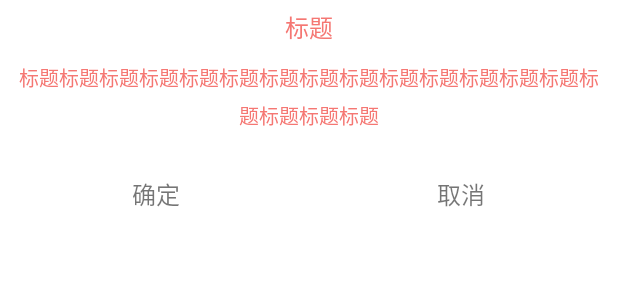
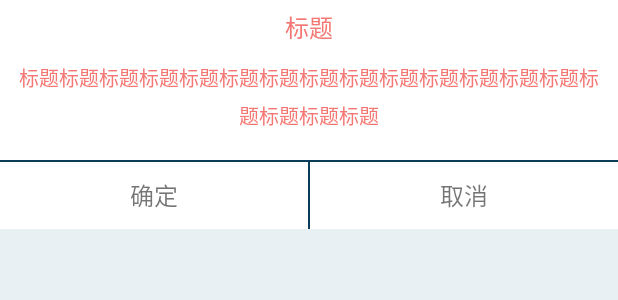
Before and after one commit to Tracy-MacGrady/MyModularization, an Android app: the layout dialog_ok_cancle_layout.xml on its own in the app's theme, with its tools: preview values and no code run, on a phone screen of 412 x 824 dp. Shown: the top 300 px of the screen. Run offline under Robolectric (Android 15) with nearby library versions, the phone set to English and light mode, and no system bars.

Commit message:
update project

```diff
--- a/toughen/src/main/java/com/zx/toughen/fragment/MainMessageFragment.java
+++ b/toughen/src/main/java/com/zx/toughen/fragment/MainFriendFragment.java
@@ -15,11 +15,11 @@ import com.zx.toughen.base.BaseFragment;
  * Created by 李健健 on 2017/2/23.
  */
 
-public class MainMessageFragment extends BaseFragment {
+public class MainFriendFragment extends BaseFragment {
 
-    public static MainMessageFragment newInstance() {
+    public static MainFriendFragment newInstance() {
         Bundle args = new Bundle();
-        MainMessageFragment fragment = new MainMessageFragment();
+        MainFriendFragment fragment = new MainFriendFragment();
         fragment.setArguments(args);
         return fragment;
     }
--- a/toughen/src/main/res/drawable/selector_login_forget_view_background.xml
+++ /dev/null
@@ -1,17 +0,0 @@
-<?xml version="1.0" encoding="utf-8"?>
-<selector xmlns:android="http://schemas.android.com/apk/res/android">
-    <item android:state_pressed="false">
-        <shape>
-            <corners android:radius="@dimen/radius_value" />
-            <!--<stroke android:width="@dimen/view_height_line" android:color="@color/button_pressed_color" />-->
-            <solid android:color="@color/color_white" />
-        </shape>
-    </item>
-    <item android:state_pressed="true">
-        <shape>
-            <corners android:radius="@dimen/radius_value" />
-            <!--<stroke android:width="@dimen/view_height_line" android:color="@color/button_color" />-->
-            <solid android:color="@color/color_background" />
-        </shape>
-    </item>
-</selector>
--- /dev/null
+++ b/toughen/src/main/res/drawable/selector_login_password_visibility_src.xml
@@ -0,0 +1,5 @@
+<?xml version="1.0" encoding="utf-8"?>
+<selector xmlns:android="http://schemas.android.com/apk/res/android">
+    <item android:drawable="@drawable/icon_password_visible" android:state_selected="true" />
+    <item android:drawable="@drawable/icon_password_invisible" android:state_selected="false" />
+</selector>
--- /dev/null
+++ b/toughen/src/main/res/drawable/selector_ok_cancle_dialog_button_bg.xml
@@ -0,0 +1,5 @@
+<?xml version="1.0" encoding="utf-8"?>
+<selector xmlns:android="http://schemas.android.com/apk/res/android">
+    <item android:drawable="@color/color_white" android:state_pressed="false" />
+    <item android:drawable="@color/color_aab9be" android:state_pressed="false" />
+</selector>
--- a/toughen/src/main/res/layout/dialog_ok_cancle_layout.xml
+++ b/toughen/src/main/res/layout/dialog_ok_cancle_layout.xml
@@ -1,7 +1,8 @@
 <?xml version="1.0" encoding="utf-8"?>
 <LinearLayout xmlns:android="http://schemas.android.com/apk/res/android"
+    xmlns:app="http://schemas.android.com/apk/res-auto"
     android:layout_width="match_parent"
-    android:layout_height="match_parent"
+    android:layout_height="wrap_content"
     android:background="@color/color_white"
     android:gravity="center_horizontal"
     android:orientation="vertical"
@@ -27,37 +28,55 @@
         android:textColor="@color/color_main_normal"
         android:textSize="@dimen/text_size_40px" />
 
-    <LinearLayout
+    <android.support.constraint.ConstraintLayout
         android:layout_width="match_parent"
-        android:layout_height="wrap_content"
+        android:layout_height="@dimen/view_height_xxl"
         android:layout_marginTop="@dimen/margin_l"
-        android:orientation="horizontal"
-        android:paddingBottom="@dimen/padding_l"
-        android:paddingLeft="@dimen/padding_l"
-        android:paddingRight="@dimen/padding_l">
+        android:orientation="horizontal">
+
+        <View
+            android:id="@+id/space_horizontal_lineview"
+            android:layout_width="match_parent"
+            android:layout_height="@dimen/view_height_line"
+            android:background="@color/color_093d5a"
+            app:layout_constraintTop_toTopOf="parent" />
+
+        <View
+            android:id="@+id/space_vertical_lineview"
+            android:layout_width="@dimen/view_height_line"
+            android:layout_height="match_parent"
+            android:background="@color/color_093d5a"
+            app:layout_constraintBottom_toBottomOf="parent"
+            app:layout_constraintLeft_toLeftOf="parent"
+            app:layout_constraintRight_toRightOf="parent"
+            app:layout_constraintTop_toBottomOf="@id/space_horizontal_lineview" />
 
         <TextView
             android:id="@+id/ok_view"
             android:layout_width="0dp"
-            android:layout_height="@dimen/view_height_xxl"
-            android:layout_weight="1"
-            android:background="@drawable/selector_login_forget_view_background"
+            android:layout_height="0dp"
+            android:background="@drawable/selector_ok_cancle_dialog_button_bg"
             android:gravity="center"
             android:text="@string/ok_val"
-            android:textSize="@dimen/text_size_48px" />
-
-        <View
-            android:layout_width="@dimen/padding_l"
-            android:layout_height="0dp" />
+            android:textSize="@dimen/text_size_48px"
+            app:layout_constraintBottom_toBottomOf="parent"
+            app:layout_constraintLeft_toLeftOf="parent"
+            app:layout_constraintRight_toLeftOf="@id/space_vertical_lineview"
+            app:layout_constraintTop_toBottomOf="@id/space_horizontal_lineview" />
 
         <TextView
             android:id="@+id/cancel_view"
             android:layout_width="0dp"
-            android:layout_height="@dimen/view_height_xxl"
-            android:layout_weight="1"
-            android:background="@drawable/selector_login_forget_view_background"
+            android:layout_height="0dp"
+            android:background="@drawable/selector_ok_cancle_dialog_button_bg"
             android:gravity="center"
             android:text="@string/cancel_val"
-            android:textSize="@dimen/text_size_48px" />
-    </LinearLayout>
+            android:textSize="@dimen/text_size_48px"
+            app:layout_constraintBottom_toBottomOf="parent"
+            app:layout_constraintLeft_toRightOf="@id/space_vertical_lineview"
+            app:layout_constraintRight_toRightOf="parent"
+            app:layout_constraintTop_toBottomOf="@id/space_horizontal_lineview" />
+
+
+    </android.support.constraint.ConstraintLayout>
 </LinearLayout>
--- a/toughen/src/main/res/layout/layout_main_bottom.xml
+++ b/toughen/src/main/res/layout/layout_main_bottom.xml
@@ -4,6 +4,7 @@
     android:layout_height="@dimen/view_height_xxxl"
     android:layout_alignParentBottom="true"
     android:background="@color/color_white"
+    android:elevation="@dimen/margin_l"
     android:orientation="horizontal">
 
     <LinearLayout
--- a/toughen/src/main/res/values/styles.xml
+++ b/toughen/src/main/res/values/styles.xml
@@ -3,12 +3,13 @@
     <!-- Base application theme. -->
     <style name="AppTheme" parent="Theme.AppCompat.Light.NoActionBar">
         <!-- Customize your theme here. -->
-        <item name="colorPrimary">@color/colorPrimary</item>
-        <item name="colorPrimaryDark">@color/colorPrimaryDark</item>
+        <item name="colorPrimary">@color/color_transparent</item>
+        <item name="colorPrimaryDark">@color/color_transparent</item>
         <item name="colorAccent">@color/colorAccent</item>
         <item name="android:windowBackground">@color/color_background</item>
         <item name="android:windowIsTranslucent">true</item>
         <item name="android:windowAnimationStyle">@style/Animation</item>
+        <item name="windowNoTitle">true</item>
     </style>
 
     <style name="AppTheme.SplashTheme" parent="android:Theme.Translucent.NoTitleBar">
```
Also changed, not shown: toughen/src/main/java/com/zx/toughen/activity/LoginActivity.java (+36 -20 lines), toughen/src/main/java/com/zx/toughen/activity/MainActivity.java (+5 -9 lines), toughen/src/main/java/com/zx/toughen/fragment/MainMineFragment.java (+9 -4 lines), toughen/src/main/java/com/zx/toughen/view/HideKeyboardLinearLayout.java (added, +40 -0 lines), toughen/src/main/res/layout/activity_login.xml (+10 -0 lines), toughen/src/main/res/layout/activity_main.xml (+19 -16 lines), toughen/src/main/res/layout/layout_main_mine.xml (+13 -17 lines), toughen/src/main/res/drawable-xxhdpi/img_mine_top_bg.png (added).
